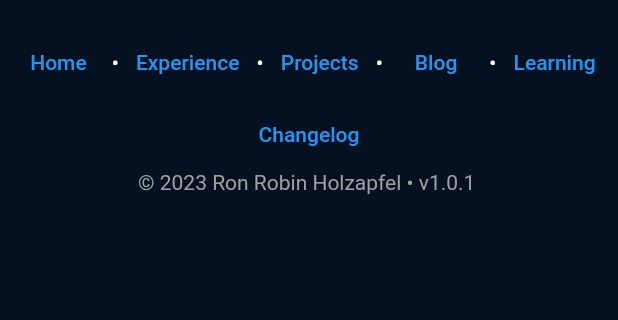
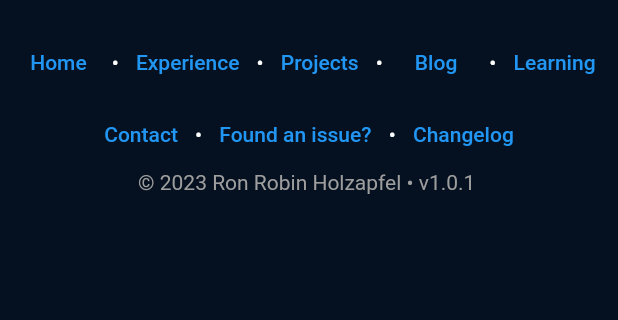
Before and after one commit to Ronho/personal-website, a Flutter app: the Footer widget shown alone on an empty page, opened directly, on a phone screen of 412 x 824 dp, the part 125-445 px from its top. Run offline on Flutter 3.47's test engine with Material 2 defaults, Android fonts, the phone set to English and light mode, and no system bars; our stand-ins replace flutter_markdown, flutter_svg, get, get_storage, url_strategy; missing offline and left inert: markdown; accounts and stored records are empty.

Commit message:
add contact details

```diff
--- a/lib/components/footer.dart
+++ b/lib/components/footer.dart
@@ -67,13 +67,30 @@ class Footer extends StatelessWidget {
           Row(
             mainAxisAlignment: MainAxisAlignment.center,
             children: [
-              // TODO: TextButton(
-              //     onPressed: () {
-              //       Get.toNamed('/imprint');
-              //     },
-              //     child: Text('${'imprint'.tr} & ${'data_protection'.tr}'),
-              // ),
-              // const Text(' • '),
+              TextButton(
+                onPressed: () {
+                  final Uri emailLaunchUri = Uri(
+                    scheme: 'mailto',
+                    path: 'contact_email'.tr,
+                    query: 'subject=${'contact_email_subject'.tr}',
+                  );
+                  launchUrl(emailLaunchUri);
+                },
+                child: Text('contact_email_text'.tr),
+              ),
+              const Text(' • '),
+              TextButton(
+                onPressed: () {
+                  final Uri emailLaunchUri = Uri(
+                    scheme: 'mailto',
+                    path: 'issues_email'.tr,
+                    query: 'subject=${'issue_email_subject'.tr}',
+                  );
+                  launchUrl(emailLaunchUri);
+                },
+                child: Text('issues_email_text'.tr),
+              ),
+              const Text(' • '),
               TextButton(
                 onPressed: () {
                   Get.toNamed('/changelog');
--- a/lib/i18n/messages.dart
+++ b/lib/i18n/messages.dart
@@ -39,7 +39,13 @@ class Messages extends Translations {
           'next': 'Next',
           'question': 'Question',
           'answer': 'Answer',
-          "learn": "Learning"
+          "learn": "Learning",
+          "issues_email_text": "Found an issue?",
+          "issues_email": "issues@ronho.dev",
+          "issue_email_subject": "Issue",
+          "contact_email_text": "Contact",
+          "contact_email": "contact@ronho.dev",
+          "contact_email_subject": "Contact request",
         },
         'de_DE': {
           'welcome': 'Willkommen, ich bin Ron!',
@@ -71,7 +77,13 @@ class Messages extends Translations {
           'next': 'Nächste',
           'question': 'Frage',
           'answer': 'Lösung',
-          "learn": "Lernen"
+          "learn": "Lernen",
+          "issues_email_text": "Fehler gefunden?",
+          "issues_email": "issues@ronho.dev",
+          "issue_email_subject": "Fehler",
+          "contact_email_text": "Kontakt",
+          "contact_email": "kontakt@ronho.dev",
+          "contact_email_subject": "Kontaktanfrage",
         }
       };
 }
```
